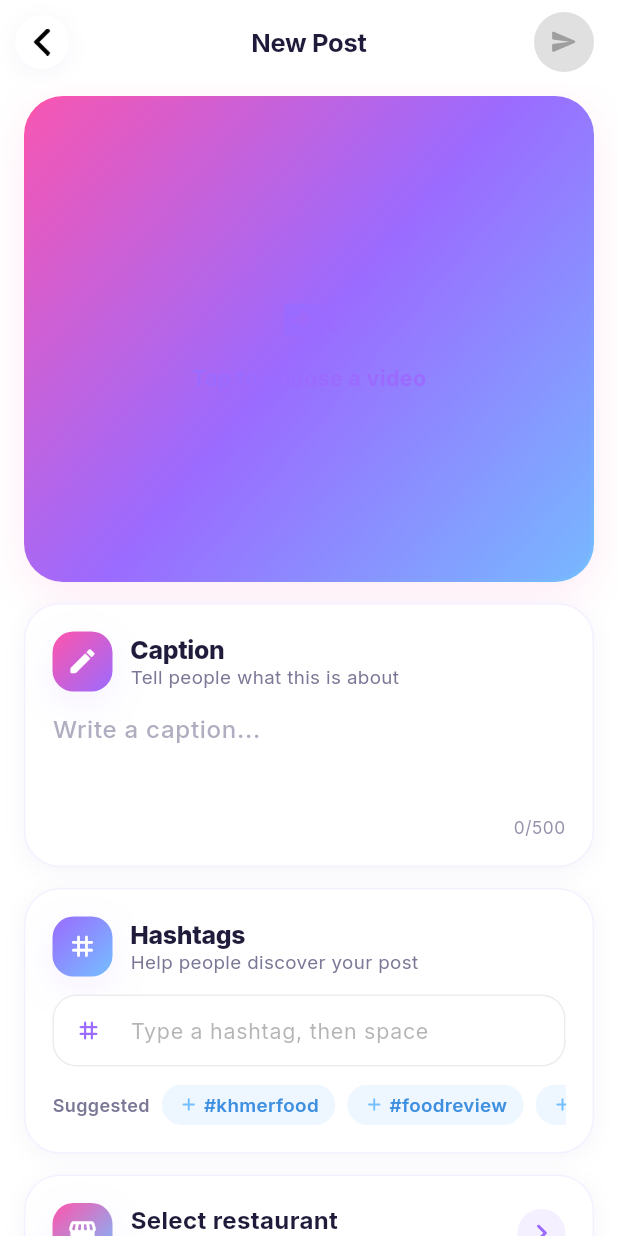
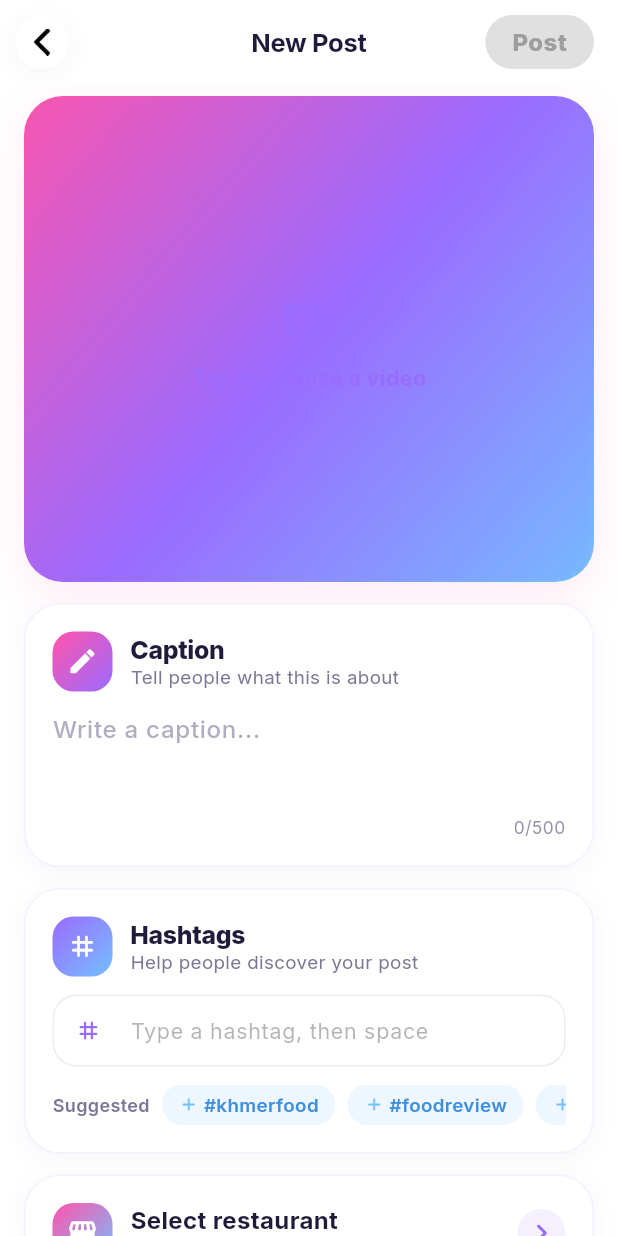
Before and after one commit to Um-chankreas/khmercat_app, a Flutter app: the VideoUploadScreen screen opened directly, on a phone screen of 412 x 824 dp. Run offline on Flutter 3.47's test engine with Material 3 defaults, Android fonts, the phone set to English and light mode, and no system bars; our stand-ins replace cached_network_image, camera, dio, dotted_border, firebase_core, firebase_messaging and 17 more; missing offline and left inert: cached_video_player_plus, v_video_compressor; accounts and stored records are empty; network calls fail.

Commit message:
Use text Post action and flat section icon badges
Co-Authored-By: Claude Sonnet 5.5 <noreply@anthropic.com>
Claude-Session: https://claude.ai/code/session_014KB5BUGRfkQGG83zetuJrP

```diff
--- a/lib/src/video_upload/presentation/video_upload_screen.dart
+++ b/lib/src/video_upload/presentation/video_upload_screen.dart
@@ -668,7 +668,6 @@ class _IconBadge extends StatelessWidget {
       decoration: BoxDecoration(
         gradient: gradient,
         borderRadius: BorderRadius.circular(14),
-        boxShadow: _Brand.softShadow(_Brand.purple, alpha: 0.10),
       ),
       child: Icon(icon, size: 21, color: Colors.white),
     );
@@ -1284,7 +1283,7 @@ class _BottomAction extends StatelessWidget {
   }
 }
 
-/// Gradient send icon in the app bar; muted when the form isn't ready.
+/// Text "Post" action in the app bar; muted when the form isn't ready.
 class _PostAction extends StatelessWidget {
   final bool enabled;
   final bool retry;
@@ -1297,31 +1296,28 @@ class _PostAction extends StatelessWidget {
 
   @override
   Widget build(BuildContext context) {
+    final label = Text(
+      retry ? 'Retry' : 'Post',
+      style: TextStyle(
+        fontSize: 16,
+        fontWeight: FontWeight.w800,
+        color: enabled ? Colors.white : Colors.grey.shade500,
+      ),
+    );
     return Padding(
       padding: const EdgeInsets.only(right: 16),
       child: Center(
-        child: Tooltip(
-          message: retry ? 'Try again' : 'Post',
         child: GestureDetector(
           onTap: enabled ? onTap : null,
           child: AnimatedContainer(
             duration: const Duration(milliseconds: 200),
-              width: 40,
-              height: 40,
+            padding: const EdgeInsets.symmetric(horizontal: 18, vertical: 8),
             decoration: BoxDecoration(
-                shape: BoxShape.circle,
+              borderRadius: BorderRadius.circular(20),
               gradient: enabled ? _Brand.gradient : null,
               color: enabled ? null : Colors.grey.shade300,
-                boxShadow: enabled
-                    ? _Brand.softShadow(_Brand.pink, alpha: 0.3)
-                    : const [],
             ),
-              child: Icon(
-                retry ? Icons.refresh_rounded : Icons.send_rounded,
-                size: 19,
-                color: enabled ? Colors.white : Colors.grey.shade500,
-              ),
-            ),
+            child: label,
           ),
         ),
       ),
```
Lines whose indentation alone changed are shown as unchanged.
